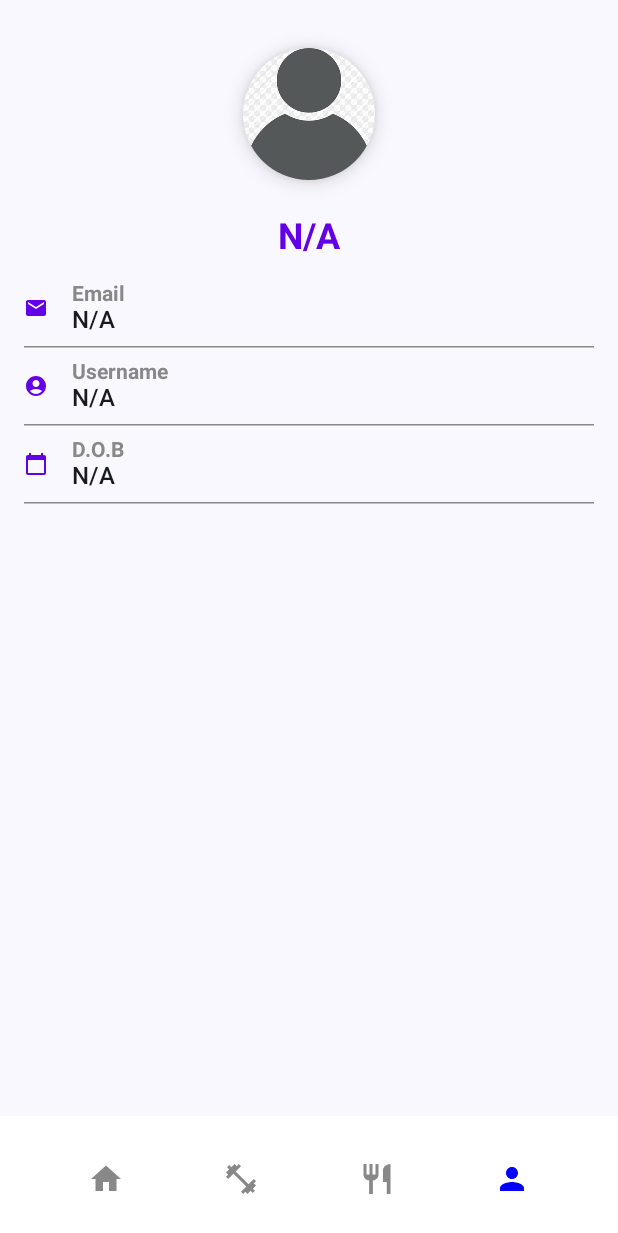
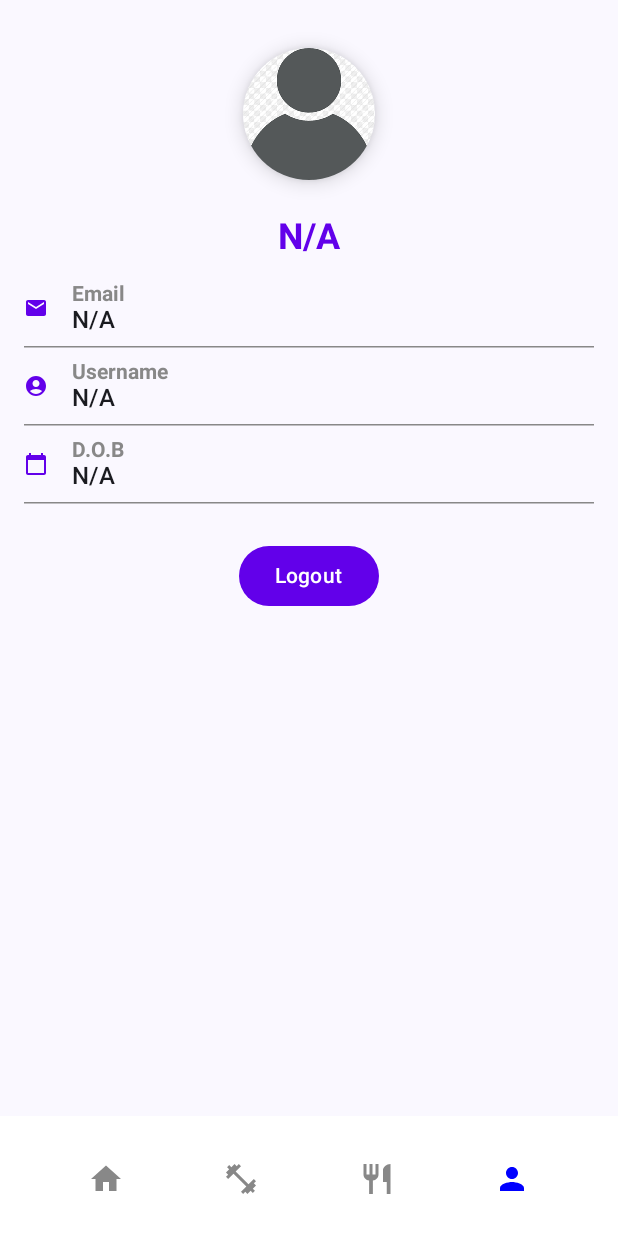
Before and after one commit to brky00/TrainingApp, an Android app built with Jetpack Compose: the ProfilPage screen opened through its navigation route, on a phone screen of 412 x 824 dp. Shown: the top 1233 px of the screen. Run offline under Robolectric (Android 15) with nearby library versions, the phone set to English and light mode, and no system bars; our stand-ins replace Firebase (no records; nobody signed in at launch, a user with empty details on screens opened directly).

Commit message:
Logut is added to ProfilPage

```diff
--- a/app/src/main/java/com/trainingappMob/myapplicationtraining/LoginPage.kt
+++ b/app/src/main/java/com/trainingappMob/myapplicationtraining/LoginPage.kt
@@ -1,4 +1,4 @@
-// LoginPage.kt
+// LoginPage
 package com.trainingappMob.myapplicationtraining
 
 import android.widget.Toast
@@ -57,7 +57,7 @@ fun LoginPage(navController: NavHostController) {
                 imageVector = Icons.Filled.ArrowBackIosNew,
                 contentDescription = "Go back"
             )
-            Text("Go back")
+            Text("Go back ")
         }
     }
 }
--- a/app/src/main/java/com/trainingappMob/myapplicationtraining/Profil.kt
+++ b/app/src/main/java/com/trainingappMob/myapplicationtraining/Profil.kt
@@ -1,6 +1,7 @@
 package com.trainingappMob.myapplicationtraining
 
 import BottomNavBar
+import android.widget.Toast
 import androidx.compose.foundation.Image
 import androidx.compose.foundation.layout.*
 import androidx.compose.foundation.shape.CircleShape
@@ -8,16 +9,12 @@ import androidx.compose.material.icons.Icons
 import androidx.compose.material.icons.filled.AccountCircle
 import androidx.compose.material.icons.filled.CalendarToday
 import androidx.compose.material.icons.filled.Email
-import androidx.compose.material3.HorizontalDivider
-import androidx.compose.material3.Icon
-import androidx.compose.material3.Card
-import androidx.compose.material3.CardDefaults
-import androidx.compose.material3.Scaffold
-import androidx.compose.material3.Text
+import androidx.compose.material3.*
 import androidx.compose.runtime.*
 import androidx.compose.ui.Alignment
 import androidx.compose.ui.Modifier
 import androidx.compose.ui.graphics.Color
+import androidx.compose.ui.platform.LocalContext
 import androidx.compose.ui.res.painterResource
 import androidx.compose.ui.text.TextStyle
 import androidx.compose.ui.text.font.FontWeight
@@ -40,10 +37,12 @@ fun ProfilPage(navController: NavHostController) {
     var email by remember { mutableStateOf("Loading...") }
     var username by remember { mutableStateOf("Loading...") }
     var birthdate by remember { mutableStateOf("Loading...") }
+    var errorMessage by remember { mutableStateOf<String?>(null) }
+    val context = LocalContext.current
 
     val currentUser = auth.currentUser
 
-    // Firestore'dan kullanıcı verilerini çekme
+    // Fetch user info from Firestore
     LaunchedEffect(currentUser) {
         currentUser?.let { user ->
             firestore.collection("users").document(user.uid).get()
@@ -55,8 +54,9 @@ fun ProfilPage(navController: NavHostController) {
                         birthdate = document.getString("birthdate") ?: "N/A"
                     }
                 }
-                .addOnFailureListener {
-                    // Hata durumunda işlemler
+                .addOnFailureListener { exception ->
+                    errorMessage = "Failed to load profile data: ${exception.message}"
+                    Toast.makeText(context, errorMessage, Toast.LENGTH_LONG).show()
                 }
         }
     }
@@ -96,7 +96,7 @@ fun ProfilPage(navController: NavHostController) {
                 modifier = Modifier.padding(vertical = 8.dp)
             )
 
-            // Kullanıcı Bilgileri Satırları
+            // User account info and rows
             ProfileInfoRow(
                 icon = Icons.Filled.Email,
                 label = "Email",
@@ -117,6 +117,21 @@ fun ProfilPage(navController: NavHostController) {
                 value = birthdate
             )
             HorizontalDivider(color = Color.Gray, thickness = 1.dp)
+
+            // Logout Button
+            Spacer(modifier = Modifier.height(24.dp))
+            Button(
+                onClick = {
+                    auth.signOut()
+                    Toast.makeText(context, "Logged out successfully", Toast.LENGTH_SHORT).show()
+                    navController.navigate("login_page") {
+                        popUpTo("profil_page") { inclusive = true } // Geçmişten profil sayfasını kaldır
+                    }
+                },
+                colors = ButtonDefaults.buttonColors(containerColor = Color(0xFF6200EA))
+            ) {
+                Text(text = "Logout", color = Color.White)
+            }
         }
     }
 }
```
